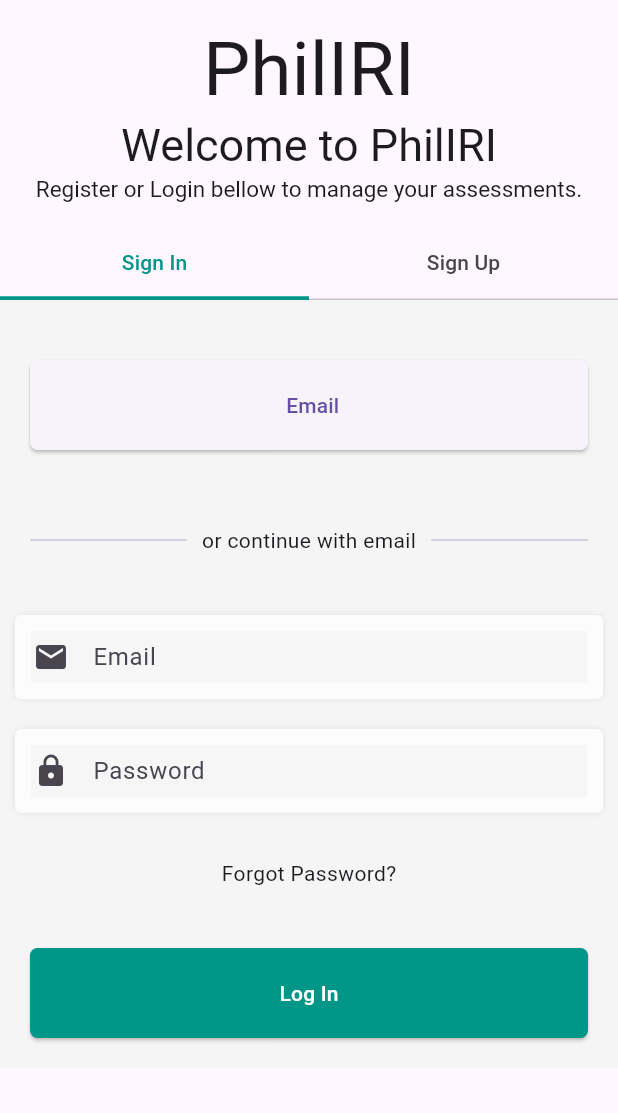
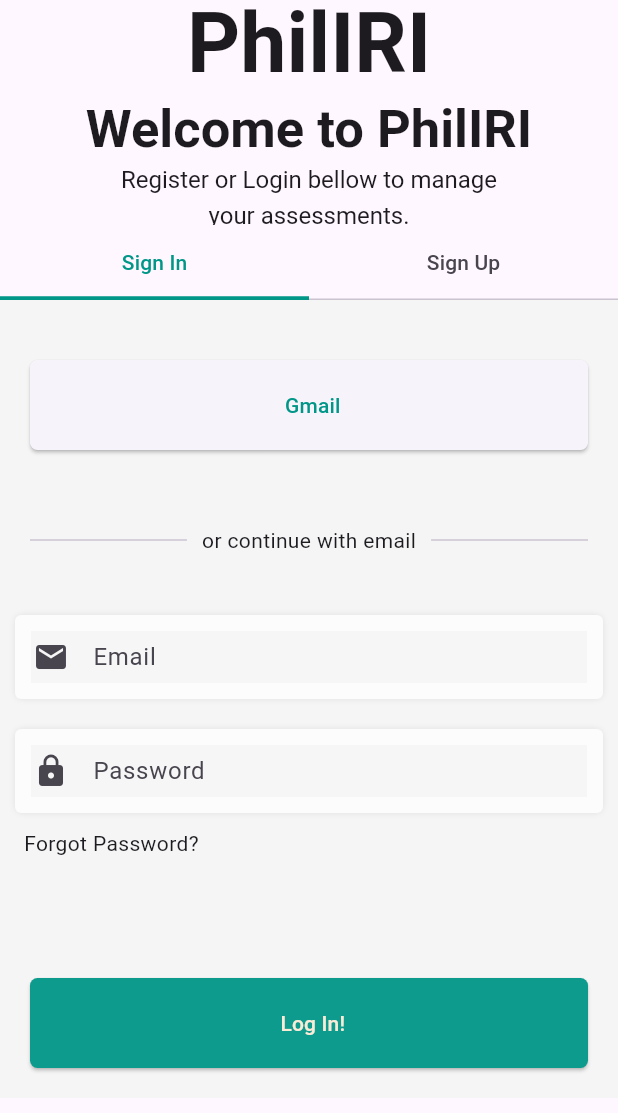
Before and after one commit to Angelou-cious/phil_iri, a Flutter app: the screen it shows after launch, after a tap on "Go to Login!", on a phone screen of 412 x 824 dp. Shown: the top 1113 px of the screen. Run offline on Flutter 3.47's test engine with Material 3 defaults, Android fonts, the phone set to English and light mode, and no system bars; our stand-ins replace lottie.

```diff
--- a/lib/src/auth/views/auth_widget_tree.dart
+++ b/lib/src/auth/views/auth_widget_tree.dart
@@ -1,6 +1,9 @@
 import 'package:flutter/material.dart';
+import 'package:flutter/services.dart';
 import 'package:login/src/auth/views/login_page.dart';
 import 'package:login/src/auth/views/sign_up_page.dart';
+import 'package:login/src/constants/style_constants.dart';
+import 'package:login/src/widgets/custom_alert_dialog.dart';
 
 List<Widget> pages = [const LoginPage(), const SignupPage()];
 
@@ -21,6 +24,13 @@ class AuthWidgetTreeState extends State<AuthWidgetTree> {
         child: Scaffold(
           appBar: PreferredSize(
             preferredSize: const Size.fromHeight(200),
+            child: PopScope(
+              canPop: false,
+              onPopInvokedWithResult: (didPop, result) {
+                if (!didPop) {
+                  _confirmExit();
+                }
+              },
               child: AppBar(
                 toolbarHeight: 150,
                 bottom: const TabBar(
@@ -40,15 +50,19 @@ class AuthWidgetTreeState extends State<AuthWidgetTree> {
                 ),
                 title: const Center(
                   child: Column(
-                  mainAxisAlignment: MainAxisAlignment.center,
                     children: [
-                    Text(style: TextStyle(fontSize: 50), 'PhilIRI'),
-                    Text(style: TextStyle(fontSize: 30), 'Welcome to PhilIRI'),
+                      Text(style: AppTextStyles.headline1, 'PhilIRI'),
                       Text(
-                      style: TextStyle(fontSize: 15),
-                      'Register or Login bellow to manage your assessments.',
+                        style: AppTextStyles.headline2,
+                        'Welcome to PhilIRI',
                       ),
+                      Text(
+                        style: AppTextStyles.bodyText,
+                        'Register or Login bellow to manage',
+                      ),
+                      Text(style: AppTextStyles.bodyText, 'your assessments.'),
                     ],
+                  ),
                 ),
               ),
             ),
@@ -63,4 +77,16 @@ class AuthWidgetTreeState extends State<AuthWidgetTree> {
       ),
     );
   }
+
+  Future<void> _confirmExit() async {
+    final shouldExit = await showDialog<bool>(
+      context: context,
+      builder: (context) {
+        return CustomAlertDialog();
+      },
+    );
+    if (shouldExit ?? false) {
+      SystemNavigator.pop();
     }
+  }
+}
--- a/lib/src/auth/views/login_page.dart
+++ b/lib/src/auth/views/login_page.dart
@@ -1,5 +1,6 @@
 import 'package:flutter/material.dart';
 import 'package:login/src/auth/views/forgot_password.dart';
+import 'package:login/src/constants/style_constants.dart';
 import 'package:login/src/widgets/custom_button.dart';
 import 'package:login/src/widgets/custom_text_form_field.dart';
 
@@ -19,9 +20,9 @@ class LoginPage extends StatelessWidget {
               Padding(
                 padding: const EdgeInsets.all(20.0),
                 child: CustomButton(
-                  label: 'Email',
-                  svg: 'assets/svg/google.svg',
+                  label: 'Gmail',
                   onPressed: () {},
+                  foregroundColor: AppColors.primary,
                 ),
               ),
               const Padding(
@@ -51,29 +52,29 @@ class LoginPage extends StatelessWidget {
                   prefixIcon: Icons.lock,
                 ),
               ),
-              const SizedBox(height: 20.0),
-              GestureDetector(
-                onTap: () => Navigator.push(
-                  context,
-                  MaterialPageRoute(builder: (context) => ForgotPassword()),
+              Padding(
+                padding: const EdgeInsets.symmetric(
+                  horizontal: AppPadding.medium,
                 ),
-                child: Text('Forgot Password?', textAlign: TextAlign.left),
+                child: GestureDetector(
+                  onTap: () => Navigator.push(
+                    context,
+                    MaterialPageRoute(builder: (context) => ForgotPassword()),
+                  ),
+                  child: Align(
+                    alignment: Alignment.centerLeft,
+                    child: Text('Forgot Password?'),
+                  ),
+                ),
               ),
-              const SizedBox(height: 20.0),
+              const SizedBox(height: 60.0),
               Padding(
                 padding: const EdgeInsets.all(20.0),
-                child: ElevatedButton(
+                child: CustomButton(
+                  label: 'Log In!',
                   onPressed: () {},
-                  style: ElevatedButton.styleFrom(
-                    foregroundColor: Colors.white,
-                    backgroundColor: Colors.teal,
-                    surfaceTintColor: Colors.teal,
-                    minimumSize: const Size.fromHeight(60.0),
-                    shape: RoundedRectangleBorder(
-                      borderRadius: BorderRadius.circular(5),
-                    ),
-                  ),
-                  child: const Text('Log In'),
+                  backgroundColor: AppColors.primary,
+                  foregroundColor: AppColors.secondary,
                 ),
               ),
             ],
```
Also changed, not shown: lib/src/views/welcome_page.dart (+2 -29 lines), lib/src/widgets/custom_alert_dialog.dart (added, +27 -0 lines). Lines whose indentation alone changed are shown as unchanged.
